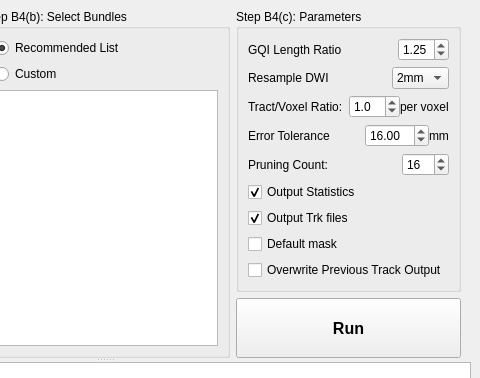
First picture: the form in auto_track.ui, repository frankyeh/DSI-Studio, before the edit; both pictures show x 270 to 750 and y 0 to 378 of the 750 by 505 pixel window.
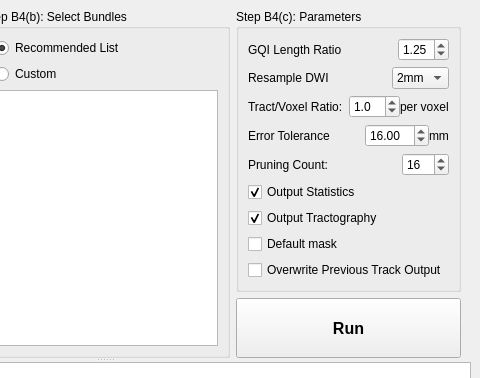
Second picture: the form after the edit. Icons and pictures are not drawn.

The edit to the form file:
```diff
--- a/auto_track.ui
+++ b/auto_track.ui
@@ -490,7 +490,7 @@
              <item>
               <widget class="QCheckBox" name="export_trk">
                <property name="text">
-                <string>Output Trk files</string>
+                <string>Output Tractography</string>
                </property>
                <property name="checked">
                 <bool>true</bool>
```
